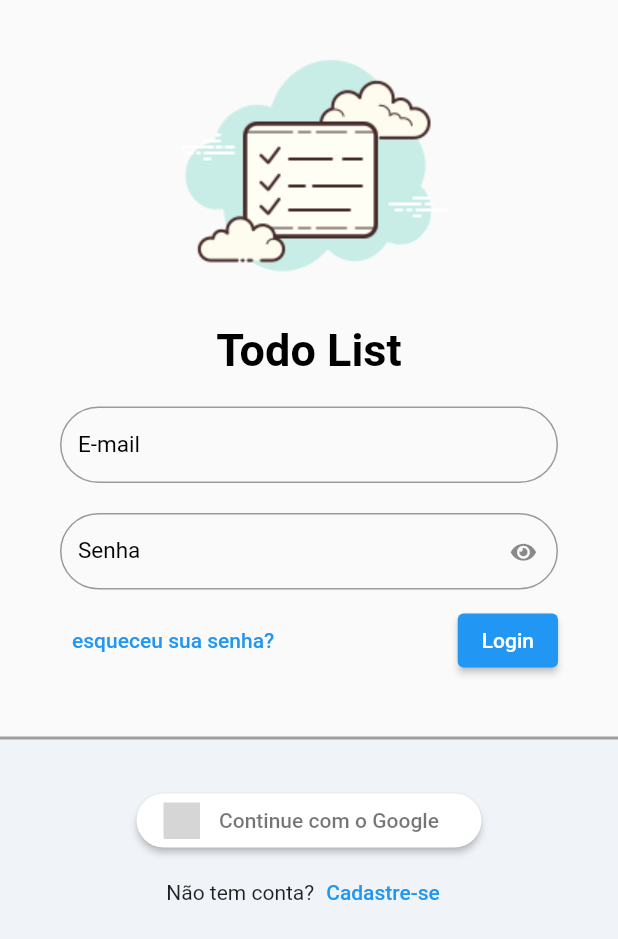
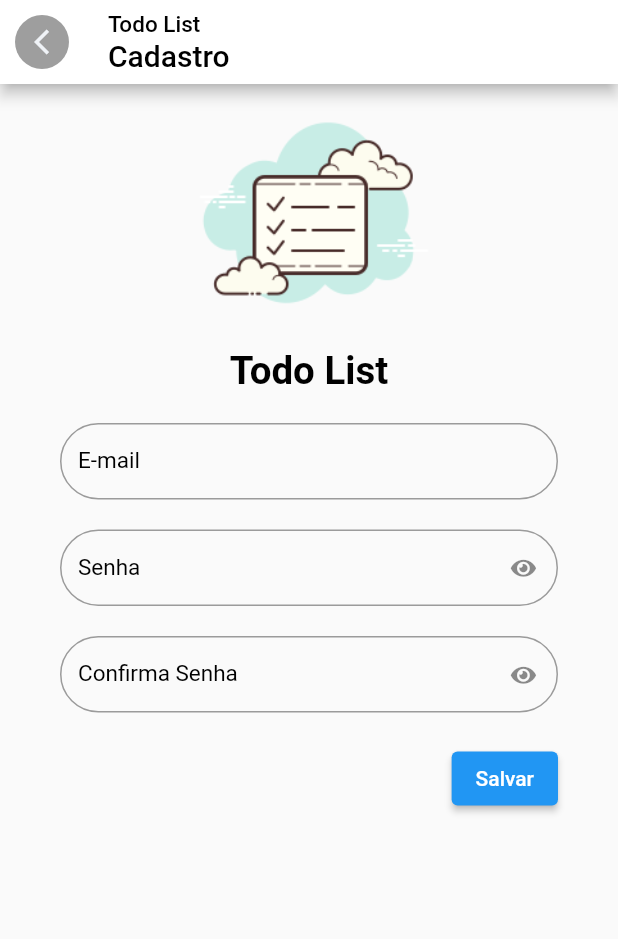
Before and after one commit to CharlestonRibeiro/Todo_list, a Flutter app: the screen it shows after launch, after a tap on "Cadastre-se", on a phone screen of 412 x 824 dp. Shown: the top 939 px of the screen. Run offline on Flutter 3.47's test engine with Material 2 defaults, Android fonts, the phone set to English and light mode, and no system bars; our stand-ins replace flutter_signin_button; grey boxes are pictures that could not be loaded.

Commit message:
create SignUpPage

```diff
--- a/lib/app_widget.dart
+++ b/lib/app_widget.dart
@@ -1,15 +1,22 @@
 import 'package:flutter/material.dart';
 import 'package:todo_list/modules/sign_in/sign_in_page.dart';
+import 'package:todo_list/modules/sign_up/sign_up_page.dart';
+import 'package:todo_list/modules/splash/splash_page.dart';
 
 class AppWidget extends StatelessWidget {
   const AppWidget({super.key});
 
   @override
   Widget build(BuildContext context) {
-    return const MaterialApp(
+    return MaterialApp(
       debugShowCheckedModeBanner: false,
       title: 'Todo List',
-      home: SignInPage(),
+      home: const SignInPage(),
+      routes: {
+        SplashPage.route: (_) => const SplashPage(),
+        SignInPage.route: (_) => const SignInPage(),
+        SignUpPage.route: (_) => const SignUpPage(),
+      },
     );
   }
 }
--- a/lib/core/themes/app_colors.dart
+++ b/lib/core/themes/app_colors.dart
@@ -5,5 +5,6 @@ class AppColors {
   static const grey = Color(0xffF0F3F7);
   static const greyBolder = Colors.grey;
   static const red = Colors.red;
+  static const white = Colors.white;
 
 }
--- a/lib/core/widgets/custom_field.dart
+++ b/lib/core/widgets/custom_field.dart
@@ -49,8 +49,8 @@ class _CustomFieldState extends State<CustomField> {
 
          obscureText:
          _obscure == true
-        ? widget.customObscureText
-        : false,
+        ? false
+        : true,
 
 
 
--- a/lib/core/widgets/custom_form.dart
+++ /dev/null
@@ -1,40 +0,0 @@
-
-import 'package:flutter/material.dart';
-import 'package:todo_list/core/widgets/custom_field.dart';
-
-class CustomForm extends StatelessWidget {
-  const CustomForm({
-    Key? key,
-  }) : super(key: key);
-
-  @override
-  Widget build(BuildContext context) {
-    return Form(
-        child: Column(
-      children: [
-        const CustomField(
-          customLabel: 'E-mail'
-          ),
-        const SizedBox(
-          height: 20,
-        ),
-        const CustomField(
-          customLabel: 'Senha',
-          customObscureText: true,
-          ),
-        const SizedBox(
-          height: 10,
-        ),
-        Row(
-          mainAxisAlignment: MainAxisAlignment.spaceBetween,
-          children: [
-            TextButton(
-                onPressed: () {},
-                child: const Text('esqueceu sua senha?')),
-            ElevatedButton(onPressed: () {}, child: const Text('Login'))
-          ],
-        )
-      ],
-    ));
-  }
-}
--- a/lib/modules/sign_in/sign_in_page.dart
+++ b/lib/modules/sign_in/sign_in_page.dart
@@ -2,11 +2,14 @@ import 'package:flutter/material.dart';
 import 'package:flutter_signin_button/button_list.dart';
 import 'package:flutter_signin_button/button_view.dart';
 import 'package:todo_list/core/themes/app_colors.dart';
-import 'package:todo_list/core/widgets/custom_form.dart';
+import 'package:todo_list/core/widgets/custom_field.dart';
 import 'package:todo_list/core/widgets/custom_logo.dart';
+import 'package:todo_list/modules/sign_up/sign_up_page.dart';
 
 class SignInPage extends StatelessWidget {
   const SignInPage({super.key});
+
+  static const route = '/sign_in_page';
 
   @override
   Widget build(BuildContext context) {
@@ -19,40 +22,65 @@ class SignInPage extends StatelessWidget {
               height: 10,
             ),
             const CustomLogo(),
-            const Padding(
-              padding: EdgeInsets.symmetric(horizontal: 40, vertical: 20),
-              child: CustomForm(),
+            Padding(
+              padding: const EdgeInsets.symmetric(horizontal: 40, vertical: 20),
+              child: Form(
+                  child: Column(
+                children: [
+                  const CustomField(customLabel: 'E-mail'),
+                  const SizedBox(
+                    height: 20,
                   ),
-            const SizedBox(height: 20,),
+                  const CustomField(
+                    customLabel: 'Senha',
+                    customObscureText: true,
+                  ),
+                  const SizedBox(
+                    height: 10,
+                  ),
+                  Row(
+                    mainAxisAlignment: MainAxisAlignment.spaceBetween,
+                    children: [
+                      TextButton(
+                          onPressed: () {},
+                          child: const Text('esqueceu sua senha?')),
+                      ElevatedButton(
+                          onPressed: () {}, child: const Text('Login'))
+                    ],
+                  )
+                ],
+              )),
+            ),
+            const SizedBox(
+              height: 20,
+            ),
             Container(
               height: MediaQuery.of(context).size.height * 0.35,
-            decoration:  const BoxDecoration(
+              decoration: const BoxDecoration(
                   color: AppColors.grey,
                   border: Border(
-                top: BorderSide(
-                  width: 2,
-                color: AppColors.greyBolder
-                )
-              )
-            ),
+                      top: BorderSide(width: 2, color: AppColors.greyBolder))),
               child: Column(
                 children: [
-                const SizedBox(height: 30,),
-                SignInButton(
-                  Buttons.Google,
+                  const SizedBox(
+                    height: 30,
+                  ),
+                  SignInButton(Buttons.Google,
                       text: 'Continue com o Google',
                       padding: const EdgeInsets.all(5),
                       shape: OutlineInputBorder(
                           borderRadius: BorderRadius.circular(30),
-                    borderSide: BorderSide.none
-                  ),
-                  onPressed: (){}
-                  ),
+                          borderSide: BorderSide.none),
+                      onPressed: () {}),
                   Row(
                     mainAxisAlignment: MainAxisAlignment.center,
-                    children:  [
+                    children: [
                       const Text('Não tem conta?'),
-                      TextButton(onPressed: (){}, child: const Text('Cadastre-se'))
+                      TextButton(
+                          onPressed: () {
+                            Navigator.of(context).pushNamed(SignUpPage.route);
+                          },
+                          child: const Text('Cadastre-se'))
                     ],
                   )
                 ],
--- /dev/null
+++ b/lib/modules/sign_up/sign_up_page.dart
@@ -0,0 +1,78 @@
+import 'package:flutter/material.dart';
+import 'package:todo_list/core/themes/app_colors.dart';
+import 'package:todo_list/core/widgets/custom_field.dart';
+import 'package:todo_list/core/widgets/custom_logo.dart';
+
+class SignUpPage extends StatelessWidget {
+  const SignUpPage({super.key});
+
+  static const route = '/sign_up_page';
+
+  @override
+  Widget build(BuildContext context) {
+    return Scaffold(
+      appBar: AppBar(
+        automaticallyImplyLeading: false,
+        backgroundColor: AppColors.white,
+        title: Column(
+          crossAxisAlignment: CrossAxisAlignment.start,
+          children: const [
+            Text('Todo List',
+                style: TextStyle(fontSize: 15, color: AppColors.black)),
+            Text('Cadastro',
+                style: TextStyle(fontSize: 20, color: AppColors.black)),
+          ],
+        ),
+        leading: IconButton(
+          onPressed: () => Navigator.pop(context),
+          icon: ClipOval(
+            child: Container(
+              color: AppColors.greyBolder,
+              padding: const EdgeInsets.all(8),
+              child: const Icon(
+                Icons.arrow_back_ios_outlined,
+                size: 20,
+                color: AppColors.grey,
+              ),
+            ),
+          ),
+        ),
+      ),
+      body: ListView(
+        children: [
+          SizedBox(
+            height: MediaQuery.of(context).size.width * .5,
+            child: const FittedBox(
+              fit: BoxFit.fitHeight,
+              child: CustomLogo(),
+            ),
+          ),
+          Padding(
+            padding: const EdgeInsets.symmetric(horizontal: 40, vertical: 20),
+            child: Form(
+              child: Column(
+                children:  [
+                  const CustomField(customLabel: 'E-mail'),
+                  const SizedBox(
+                    height: 20,
+                  ),
+                  const CustomField(customLabel: 'Senha', customObscureText: true),
+                  const SizedBox(
+                    height: 20,
+                  ),
+                  const CustomField(customLabel: 'Confirma Senha', customObscureText: true),
+                  const SizedBox(
+                    height: 20,
+                  ),
+                 Align(
+                  alignment: Alignment.bottomRight,
+                  child: ElevatedButton(onPressed: () {}, child:  const Text('Salvar')))
+                ],
+              ),
+            ),
+          ),
+        ],
+      ),
+    );
+  }
+}
--- a/lib/modules/splash/splash_page.dart
+++ b/lib/modules/splash/splash_page.dart
@@ -2,6 +2,8 @@ import 'package:flutter/material.dart';
 
 class SplashPage extends StatelessWidget {
   const SplashPage({super.key});
+
+  static const route = '/splash_page';
 
   @override
   Widget build(BuildContext context) {
```
Lines whose indentation alone changed are shown as unchanged.
